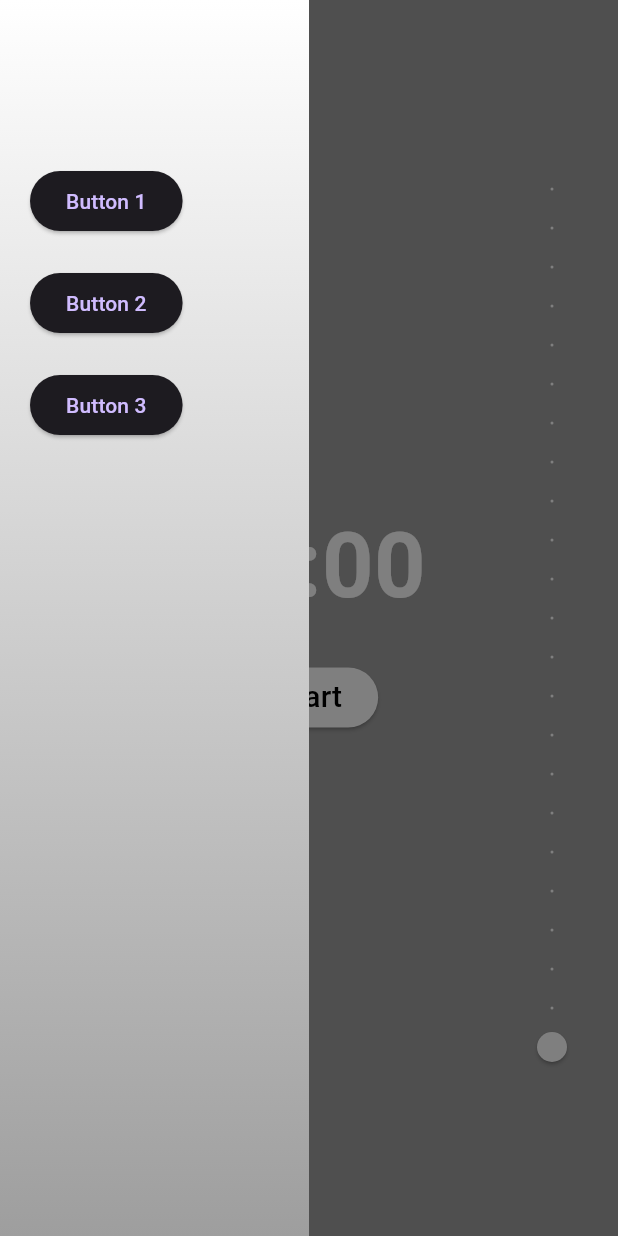
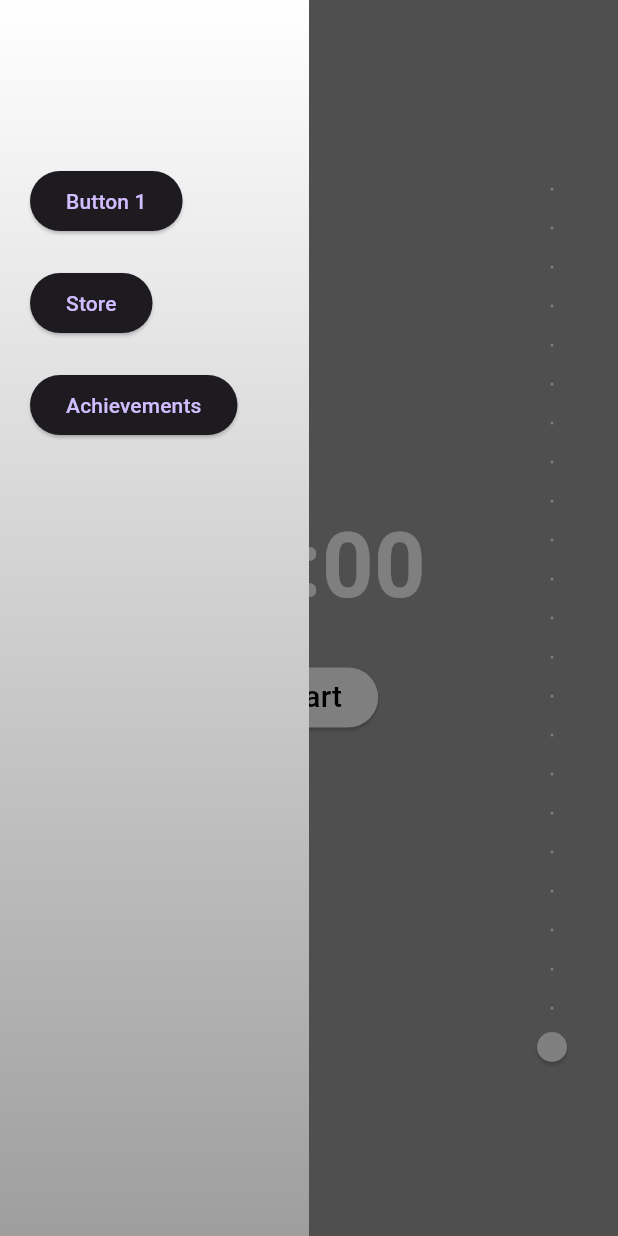
Before and after one commit to Jozephh/cj_study_timer, a Flutter app: the screen it shows after launch, after a tap on the "menu" icon, on a phone screen of 412 x 824 dp. Run offline on Flutter 3.47's test engine with Material 3 defaults, Android fonts, the light colour scheme and no system bars; our stand-ins replace google_fonts.

Commit message:
Menu edit, prevent close when tap left side

```diff
--- a/cj_study_timer/lib/main.dart
+++ b/cj_study_timer/lib/main.dart
@@ -187,16 +187,9 @@ class _TimerScreenState extends State<TimerScreen>
               );
             },
           ),
-          // Menu
+          // Menu (Clicking the left side doesn't close the menu)
           if (_showMenu)
-            Positioned.fill(
-              child: GestureDetector(
-                onTap: () {
-                  setState(() {
-                    _showMenu = false;
-                  });
-                },
-                child: Row(
+            Row(
               children: [
                 Expanded(
                   child: Container(
@@ -212,21 +205,27 @@ class _TimerScreenState extends State<TimerScreen>
                       children: [
                         const SizedBox(height: 100),
                         _menuButton("Button 1"),
-                            _menuButton("Button 2"),
-                            _menuButton("Button 3"),
+                        _menuButton("Store"),
+                        _menuButton("Achievements"),
                       ],
                     ),
                   ),
                 ),
+                // Right darkened side, clicking closes the menu
                 Expanded(
+                  child: GestureDetector(
+                    onTap: () {
+                      setState(() {
+                        _showMenu = false; // Close the menu
+                      });
+                    },
                     child: Container(
                       color:
-                            Colors.black.withOpacity(0.5), // Darkens right half
+                          Colors.black.withOpacity(0.5), // Darkened right half
+                    ),
                   ),
                 ),
               ],
-                ),
-              ),
             ),
         ],
       ),
```
Lines whose indentation alone changed are shown as unchanged.
